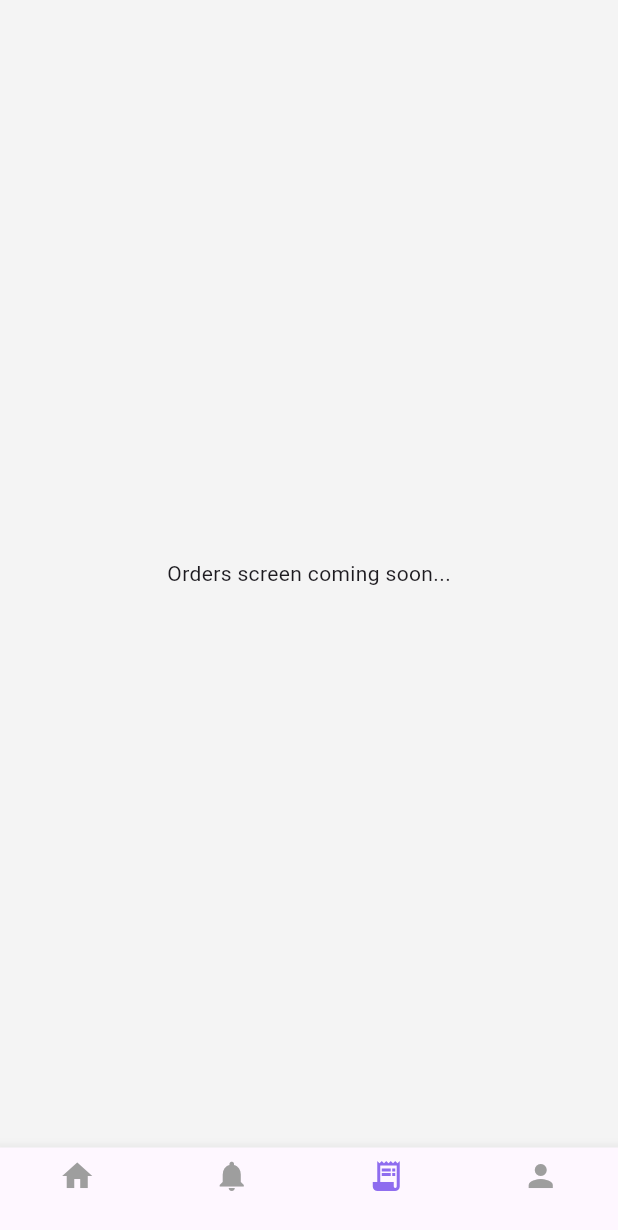
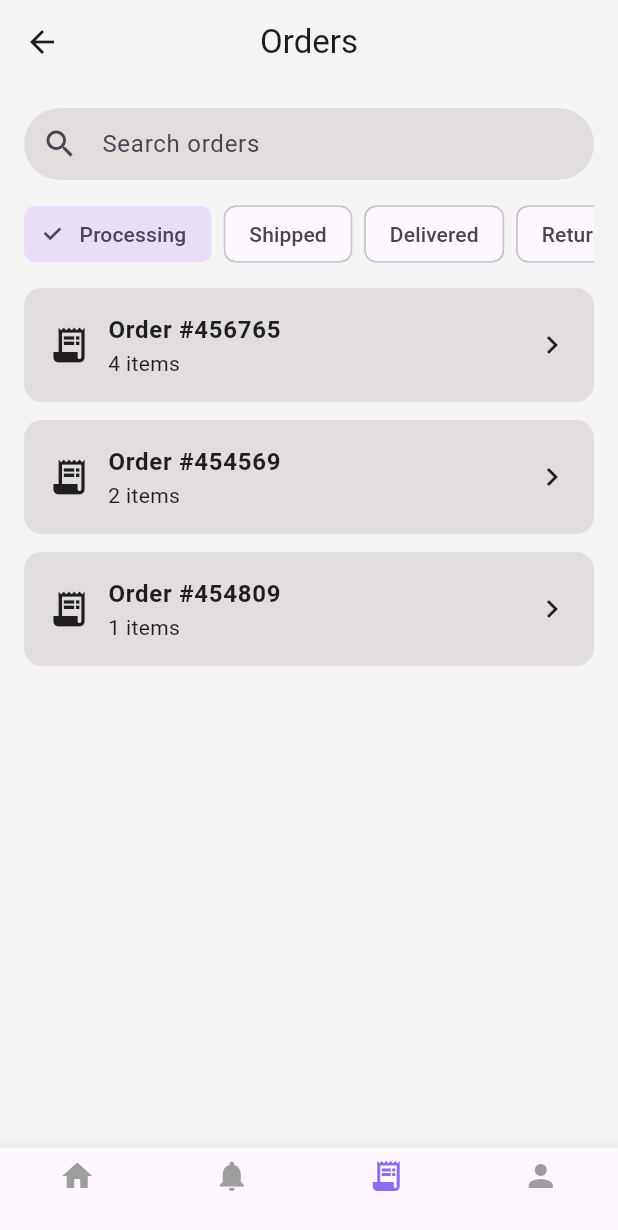
Before and after one commit to theDevSoham/clot_shopping, a Flutter app: the RootApp screen opened directly, item 3 of the bottom bar chosen, on a phone screen of 412 x 824 dp. Shown: the top 1230 px of the screen. Run offline on Flutter 3.47's test engine with Material 3 defaults, Android fonts, the phone set to English and light mode, and no system bars; our stand-ins replace font_awesome_flutter.

Commit message:
feat: order details and product details screen built

```diff
--- a/lib/auth_route.dart
+++ b/lib/auth_route.dart
@@ -1,5 +1,6 @@
 import 'package:clot_shopping/home_Screen.dart';
 import 'package:clot_shopping/notification_screen.dart';
+import 'package:clot_shopping/order_screen.dart';
 import 'package:flutter/material.dart';
 
 class BottomNavParent extends StatefulWidget {
@@ -29,7 +30,7 @@ class _RootAppState extends State<RootApp> {
   final List<Widget> _screens = [
     const HomeScreen(),
     const NotificationsScreen(),
-    Center(child: Text("Orders screen coming soon...")), // Placeholder
+    const OrdersScreen(),
     Center(child: Text("Profile screen coming soon...")), // Placeholder
   ];
 
--- /dev/null
+++ b/lib/order_screen.dart
@@ -0,0 +1,179 @@
+import 'package:clot_shopping/track_order.dart';
+import 'package:flutter/material.dart';
+
+class OrdersScreen extends StatefulWidget {
+  const OrdersScreen({super.key});
+
+  @override
+  State<OrdersScreen> createState() => _OrdersScreenState();
+}
+
+class _OrdersScreenState extends State<OrdersScreen> {
+  String _searchQuery = "";
+  String _selectedFilter = "Processing";
+
+  final List<String> _filters = [
+    "Processing",
+    "Shipped",
+    "Delivered",
+    "Returned",
+    "Cancelled",
+  ];
+
+  final List<Map<String, dynamic>> _orders = [
+    {"id": "#456765", "items": 4, "status": "Processing"},
+    {"id": "#454569", "items": 2, "status": "Processing"},
+    {"id": "#454809", "items": 1, "status": "Processing"},
+  ];
+
+  @override
+  Widget build(BuildContext context) {
+    final theme = Theme.of(context);
+
+    // Filter and search logic
+    final filteredOrders = _orders.where((order) {
+      final matchesFilter = order["status"] == _selectedFilter;
+      final matchesSearch = order["id"].toLowerCase().contains(
+        _searchQuery.toLowerCase(),
+      );
+      return matchesFilter && matchesSearch;
+    }).toList();
+
+    return Scaffold(
+      backgroundColor: theme.scaffoldBackgroundColor,
+      appBar: AppBar(
+        elevation: 0,
+        backgroundColor: theme.scaffoldBackgroundColor,
+        title: const Text("Orders"),
+        centerTitle: true,
+      ),
+      body: Padding(
+        padding: const EdgeInsets.all(16.0),
+        child: Column(
+          crossAxisAlignment: CrossAxisAlignment.start,
+          children: [
+            // Search bar
+            TextField(
+              decoration: InputDecoration(
+                prefixIcon: const Icon(Icons.search),
+                hintText: "Search orders",
+                filled: true,
+                fillColor: theme.secondaryHeaderColor,
+                contentPadding: const EdgeInsets.symmetric(vertical: 0),
+                border: OutlineInputBorder(
+                  borderRadius: BorderRadius.circular(30),
+                  borderSide: BorderSide.none,
+                ),
+              ),
+              onChanged: (value) => setState(() => _searchQuery = value),
+            ),
+            const SizedBox(height: 16),
+
+            // Filter chips
+            SizedBox(
+              height: 40,
+              child: ListView.separated(
+                scrollDirection: Axis.horizontal,
+                itemCount: _filters.length,
+                separatorBuilder: (_, __) => const SizedBox(width: 8),
+                itemBuilder: (context, index) {
+                  final filter = _filters[index];
+                  return ChoiceChip(
+                    label: Text(filter),
+                    selected: _selectedFilter == filter,
+                    onSelected: (selected) {
+                      if (selected) {
+                        setState(() => _selectedFilter = filter);
+                      }
+                    },
+                  );
+                },
+              ),
+            ),
+            const SizedBox(height: 16),
+
+            // Orders list OR Zero state
+            if (filteredOrders.isEmpty)
+              Expanded(
+                child: Center(
+                  child: Column(
+                    mainAxisSize: MainAxisSize.min,
+                    children: [
+                      const Icon(
+                        Icons.receipt_long,
+                        size: 80,
+                        color: Colors.grey,
+                      ),
+                      const SizedBox(height: 16),
+                      Text("No orders yet", style: theme.textTheme.titleMedium),
+                      const SizedBox(height: 8),
+                      Text(
+                        "Your orders will appear here once you make a purchase.",
+                        style: theme.textTheme.bodyMedium?.copyWith(
+                          color: Colors.grey,
+                        ),
+                        textAlign: TextAlign.center,
+                      ),
+                    ],
+                  ),
+                ),
+              )
+            else
+              Expanded(
+                child: ListView.separated(
+                  itemCount: filteredOrders.length,
+                  separatorBuilder: (_, __) => const SizedBox(height: 12),
+                  itemBuilder: (context, index) {
+                    final order = filteredOrders[index];
+                    return GestureDetector(
+                      onTap: () {
+                        Navigator.push(
+                          context,
+                          MaterialPageRoute(
+                            builder: (_) =>
+                                TrackOrderScreen(orderId: order["id"]),
+                          ),
+                        );
+                      },
+                      child: Container(
+                        padding: const EdgeInsets.all(16),
+                        decoration: BoxDecoration(
+                          color: theme.secondaryHeaderColor,
+                          borderRadius: BorderRadius.circular(12),
+                        ),
+                        child: Row(
+                          mainAxisAlignment: MainAxisAlignment.spaceBetween,
+                          children: [
+                            Row(
+                              children: [
+                                const Icon(Icons.receipt_long, size: 28),
+                                const SizedBox(width: 12),
+                                Column(
+                                  crossAxisAlignment: CrossAxisAlignment.start,
+                                  children: [
+                                    Text(
+                                      "Order ${order["id"]}",
+                                      style: theme.textTheme.bodyLarge
+                                          ?.copyWith(
+                                            fontWeight: FontWeight.bold,
+                                          ),
+                                    ),
+                                    Text("${order["items"]} items"),
+                                  ],
+                                ),
+                              ],
+                            ),
+                            const Icon(Icons.chevron_right),
+                          ],
+                        ),
+                      ),
+                    );
+                  },
+                ),
+              ),
+          ],
+        ),
+      ),
+    );
+  }
+}
```
Also changed, not shown: lib/home_screen.dart (+19 -2 lines), lib/product_details.dart (added, +219 -0 lines), lib/track_order.dart (added, +121 -0 lines).
